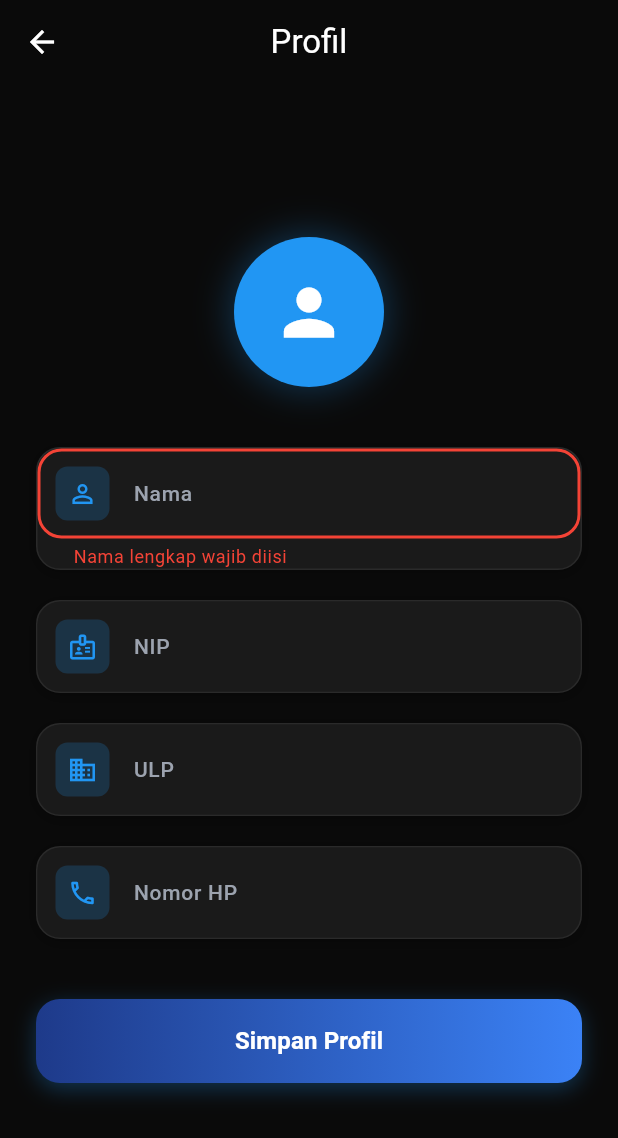
After one commit to aarif29/elsafe, a Flutter app: the Profile screen opened directly, after a tap on "Simpan Profil", on a phone screen of 412 x 824 dp. The commit adds this screen. Shown: the top 1138 px of the screen. Run offline on Flutter 3.47's test engine with Material 3 defaults, Android fonts, the phone set to English and light mode, and no system bars; our stand-ins replace supabase_flutter; accounts and stored records are empty.

Commit message:
update UI

```diff
--- a/lib/Screen/dashboard.dart
+++ b/lib/Screen/dashboard.dart
@@ -1,6 +1,7 @@
 import 'package:flutter/material.dart';
 import 'package:supabase_flutter/supabase_flutter.dart';
-import 'package:elsafe/screen/loginscreen.dart';
+import '../profil/loginscreen.dart';
+import '../profil/profil.dart';
 
 class DashboardScreen extends StatelessWidget {
   const DashboardScreen({super.key});
@@ -9,14 +10,12 @@ class DashboardScreen extends StatelessWidget {
     try {
       await Supabase.instance.client.auth.signOut();
 
-      // Navigasi kembali ke LoginScreen setelah logout
       if (context.mounted) {
         Navigator.of(context).pushReplacement(
           MaterialPageRoute(builder: (context) => const LoginPage()),
         );
       }
     } catch (e) {
-      // Handle error jika ada
       if (context.mounted) {
         ScaffoldMessenger.of(context).showSnackBar(
           SnackBar(content: Text('Logout Gagal: ${e.toString()}')),
@@ -31,13 +30,54 @@ class DashboardScreen extends StatelessWidget {
       appBar: AppBar(
         title: const Text('Dashboard'),
         actions: [
-          // Tombol Logout
           IconButton(
             icon: const Icon(Icons.logout),
             onPressed: () => _handleLogout(context),
             tooltip: 'Logout',
           ),
         ],
+      ),
+      drawer: Drawer(
+        child: ListView(
+          padding: EdgeInsets.zero,
+          children: [
+            Container(
+              height: 80,
+              decoration: const BoxDecoration(color: Colors.blue),
+              child: const Padding(
+                padding: EdgeInsets.all(16.0),
+                child: Align(
+                  alignment: Alignment.centerLeft,
+                  child: Text(
+                    'Menu',
+                    style: TextStyle(
+                      color: Colors.white,
+                      fontSize: 24,
+                      fontWeight: FontWeight.bold,
+                    ),
+                  ),
+                ),
+              ),
+            ),
+            ListTile(
+              leading: const Icon(Icons.dashboard),
+              title: const Text('Dashboard'),
+              onTap: () {
+                Navigator.of(context).pop();
+              },
+            ),
+            ListTile(
+              leading: const Icon(Icons.person),
+              title: const Text('Profil'),
+              onTap: () {
+                Navigator.of(context).pop();
+                Navigator.of(context).push(
+                  MaterialPageRoute(builder: (context) => const Profile()),
+                );
+              },
+            ),
+          ],
+        ),
       ),
       body: const Center(
         child: Text(
--- /dev/null
+++ b/lib/profil/profil.dart
@@ -0,0 +1,368 @@
+import 'package:flutter/material.dart';
+import 'package:supabase_flutter/supabase_flutter.dart';
+import '../config/snackbar.dart';
+
+class Profile extends StatefulWidget {
+  const Profile({super.key});
+  @override
+  State<Profile> createState() => _ProfileState();
+}
+
+class _ProfileState extends State<Profile> {
+  final _formKey = GlobalKey<FormState>();
+  final _fullNameController = TextEditingController();
+  final _nipController = TextEditingController();
+  final _ulpController = TextEditingController();
+  final _phoneController = TextEditingController();
+  final supabase = Supabase.instance.client;
+
+  bool _isLoading = false;
+  String? _profileId;
+
+  @override
+  void initState() {
+    super.initState();
+    WidgetsBinding.instance.addPostFrameCallback((_) {
+      _loadProfile();
+    });
+  }
+
+  Future<void> _loadProfile() async {
+    if (!mounted) return;
+
+    setState(() {
+      _isLoading = true;
+    });
+
+    final user = supabase.auth.currentUser;
+    if (user == null) {
+      if (mounted) {
+        SnackBarUtils.showError(
+          context,
+          title: 'Error',
+          message: 'User belum login',
+        );
+      }
+      setState(() {
+        _isLoading = false;
+      });
+      return;
+    }
+
+    try {
+      final data =
+          await supabase
+              .from('profiles')
+              .select()
+              .eq('id', user.id)
+              .maybeSingle();
+
+      if (data != null) {
+        setState(() {
+          _profileId = data['id'] as String?;
+          _fullNameController.text = data['full_name'] ?? '';
+          _nipController.text = data['nip'] ?? '';
+          _ulpController.text = data['ulp'] ?? '';
+          _phoneController.text = data['phone'] ?? '';
+        });
+      }
+    } catch (e) {
+      if (mounted) {
+        SnackBarUtils.showError(
+          context,
+          title: 'Error',
+          message: 'Gagal load profil: $e',
+        );
+      }
+    }
+
+    if (mounted) {
+      setState(() {
+        _isLoading = false;
+      });
+    }
+  }
+
+  Future<void> _saveProfile() async {
+    if (!_formKey.currentState!.validate()) return;
+
+    setState(() {
+      _isLoading = true;
+    });
+
+    final user = supabase.auth.currentUser;
+    if (user == null) {
+      SnackBarUtils.showError(
+        context,
+        title: 'Error',
+        message: 'User belum login',
+      );
+      setState(() {
+        _isLoading = false;
+      });
+      return;
+    }
+
+    final profileData = {
+      'id': user.id,
+      'full_name': _fullNameController.text,
+      'nip': _nipController.text,
+      'ulp': _ulpController.text,
+      'phone': _phoneController.text,
+      'email': user.email,
+    };
+
+    try {
+      if (_profileId == null) {
+        // Insert new profile
+        await supabase.from('profiles').insert(profileData);
+        _profileId = user.id;
+      } else {
+        // Update existing profile
+        await supabase.from('profiles').update(profileData).eq('id', user.id);
+      }
+
+      if (mounted) {
+        SnackBarUtils.showSuccess(
+          context,
+          title: 'Berhasil',
+          message: 'Profil berhasil disimpan',
+        );
+      }
+    } catch (e) {
+      if (mounted) {
+        SnackBarUtils.showError(
+          context,
+          title: 'Error',
+          message: 'Gagal simpan profil: $e',
+        );
+      }
+    }
+
+    if (mounted) {
+      setState(() {
+        _isLoading = false;
+      });
+    }
+  }
+
+  @override
+  void dispose() {
+    _fullNameController.dispose();
+    _nipController.dispose();
+    _ulpController.dispose();
+    _phoneController.dispose();
+    super.dispose();
+  }
+
+  @override
+  Widget build(BuildContext context) {
+    return Scaffold(
+      backgroundColor: const Color(0xFF0A0A0A), // Background hitam gelap
+      appBar: AppBar(
+        title: const Text('Profil', style: TextStyle(color: Colors.white)),
+        centerTitle: true,
+        backgroundColor: const Color(0xFF0A0A0A),
+        elevation: 0,
+        iconTheme: const IconThemeData(color: Colors.white),
+      ),
+      body:
+          _isLoading
+              ? const Center(
+                child: CircularProgressIndicator(color: Colors.blue),
+              )
+              : Center(
+                child: SingleChildScrollView(
+                  padding: const EdgeInsets.all(24.0),
+                  child: Container(
+                    constraints: const BoxConstraints(maxWidth: 400),
+                    child: Form(
+                      key: _formKey,
+                      child: Column(
+                        crossAxisAlignment: CrossAxisAlignment.stretch,
+                        children: [
+                          // Avatar dengan glow effect
+                          Container(
+                            decoration: BoxDecoration(
+                              shape: BoxShape.circle,
+                              boxShadow: [
+                                BoxShadow(
+                                  color: Colors.blue.withOpacity(0.3),
+                                  blurRadius: 20,
+                                  spreadRadius: 2,
+                                ),
+                              ],
+                            ),
+                            child: const CircleAvatar(
+                              radius: 50,
+                              backgroundColor: Colors.blue,
+                              child: Icon(
+                                Icons.person,
+                                size: 50,
+                                color: Colors.white,
+                              ),
+                            ),
+                          ),
+                          const SizedBox(height: 40),
+
+                          // Dark theme text fields
+                          _buildDarkTextField(
+                            controller: _fullNameController,
+                            label: 'Nama',
+                            icon: Icons.person_outline,
+                            validator:
+                                (value) =>
+                                    value == null || value.isEmpty
+                                        ? 'Nama lengkap wajib diisi'
+                                        : null,
+                          ),
+                          const SizedBox(height: 20),
+
+                          _buildDarkTextField(
+                            controller: _nipController,
+                            label: 'NIP',
+                            icon: Icons.badge_outlined,
+                          ),
+                          const SizedBox(height: 20),
+
+                          _buildDarkTextField(
+                            controller: _ulpController,
+                            label: 'ULP',
+                            icon: Icons.business_outlined,
+                          ),
+                          const SizedBox(height: 20),
+
+                          _buildDarkTextField(
+                            controller: _phoneController,
+                            label: 'Nomor HP',
+                            icon: Icons.phone_outlined,
+                            keyboardType: TextInputType.phone,
+                          ),
+                          const SizedBox(height: 40),
+
+                          // Dark theme button
+                          Container(
+                            height: 56,
+                            decoration: BoxDecoration(
+                              borderRadius: BorderRadius.circular(16),
+                              gradient: const LinearGradient(
+                                colors: [
+                                  Color(0xFF1E3A8A), // Blue-900
+                                  Color(0xFF3B82F6), // Blue-500
+                                ],
+                                begin: Alignment.centerLeft,
+                                end: Alignment.centerRight,
+                              ),
+                              boxShadow: [
+                                BoxShadow(
+                                  color: Colors.blue.withOpacity(0.3),
+                                  blurRadius: 12,
+                                  offset: const Offset(0, 4),
+                                ),
+                              ],
+                            ),
+                            child: ElevatedButton(
+                              onPressed: _saveProfile,
+                              style: ElevatedButton.styleFrom(
+                                backgroundColor: Colors.transparent,
+                                shadowColor: Colors.transparent,
+                                shape: RoundedRectangleBorder(
+                                  borderRadius: BorderRadius.circular(16),
+                                ),
+                              ),
+                              child: const Text(
+                                'Simpan Profil',
+                                style: TextStyle(
+                                  fontSize: 16,
+                                  fontWeight: FontWeight.w600,
+                                  color: Colors.white,
+                                ),
+                              ),
+                            ),
+                          ),
+                        ],
+                      ),
+                    ),
+                  ),
+                ),
+              ),
+    );
+  }
+
+  // Method untuk dark theme text field
+  Widget _buildDarkTextField({
+    required TextEditingController controller,
+    required String label,
+    required IconData icon,
+    TextInputType? keyboardType,
+    String? Function(String?)? validator,
+  }) {
+    return Container(
+      decoration: BoxDecoration(
+        color: const Color(0xFF1A1A1A), // Dark grey background
+        borderRadius: BorderRadius.circular(16),
+        border: Border.all(
+          color: const Color(0xFF2A2A2A), // Subtle border
+          width: 1,
+        ),
+        boxShadow: [
+          BoxShadow(
+            color: Colors.black.withOpacity(0.3),
+            blurRadius: 8,
+            offset: const Offset(0, 2),
+          ),
+        ],
+      ),
+      child: TextFormField(
+        controller: controller,
+        keyboardType: keyboardType,
+        validator: validator,
+        style: const TextStyle(
+          color: Colors.white, // White text
+          fontSize: 16,
+          fontWeight: FontWeight.w500,
+        ),
+        decoration: InputDecoration(
+          labelText: label,
+          labelStyle: const TextStyle(
+            color: Color(0xFF9CA3AF), // Grey-400 for label
+            fontSize: 14,
+            fontWeight: FontWeight.w500,
+          ),
+          prefixIcon: Container(
+            margin: const EdgeInsets.all(12),
+            padding: const EdgeInsets.all(8),
+            decoration: BoxDecoration(
+              color: Colors.blue.withOpacity(0.2), // Blue tint
+              borderRadius: BorderRadius.circular(8),
+            ),
+            child: Icon(icon, color: Colors.blue, size: 20),
+          ),
+          border: OutlineInputBorder(
+            borderRadius: BorderRadius.circular(16),
+            borderSide: BorderSide.none,
+          ),
+          enabledBorder: OutlineInputBorder(
+            borderRadius: BorderRadius.circular(16),
+            borderSide: BorderSide.none,
+          ),
+          focusedBorder: OutlineInputBorder(
+            borderRadius: BorderRadius.circular(16),
+            borderSide: const BorderSide(color: Colors.blue, width: 2),
+          ),
+          errorBorder: OutlineInputBorder(
+            borderRadius: BorderRadius.circular(16),
+            borderSide: const BorderSide(color: Colors.red, width: 2),
+          ),
+          errorStyle: const TextStyle(color: Colors.red),
+          filled: true,
+          fillColor: const Color(0xFF1A1A1A),
+          contentPadding: const EdgeInsets.symmetric(
+            horizontal: 20,
+            vertical: 16,
+          ),
+        ),
+      ),
+    );
+  }
+}
```
